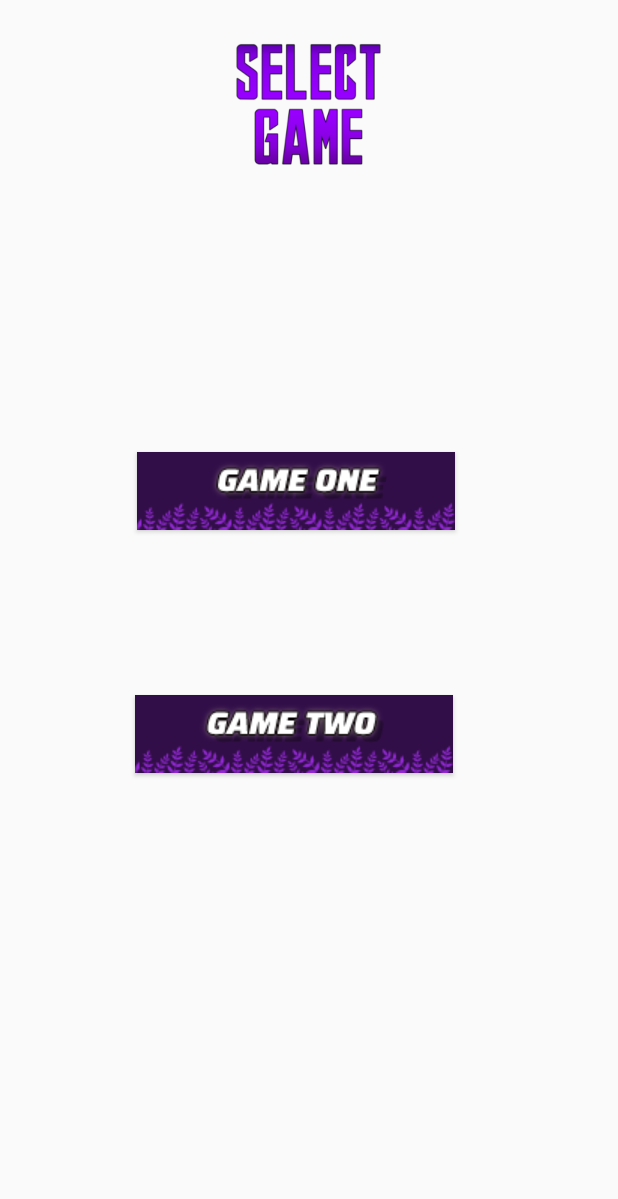
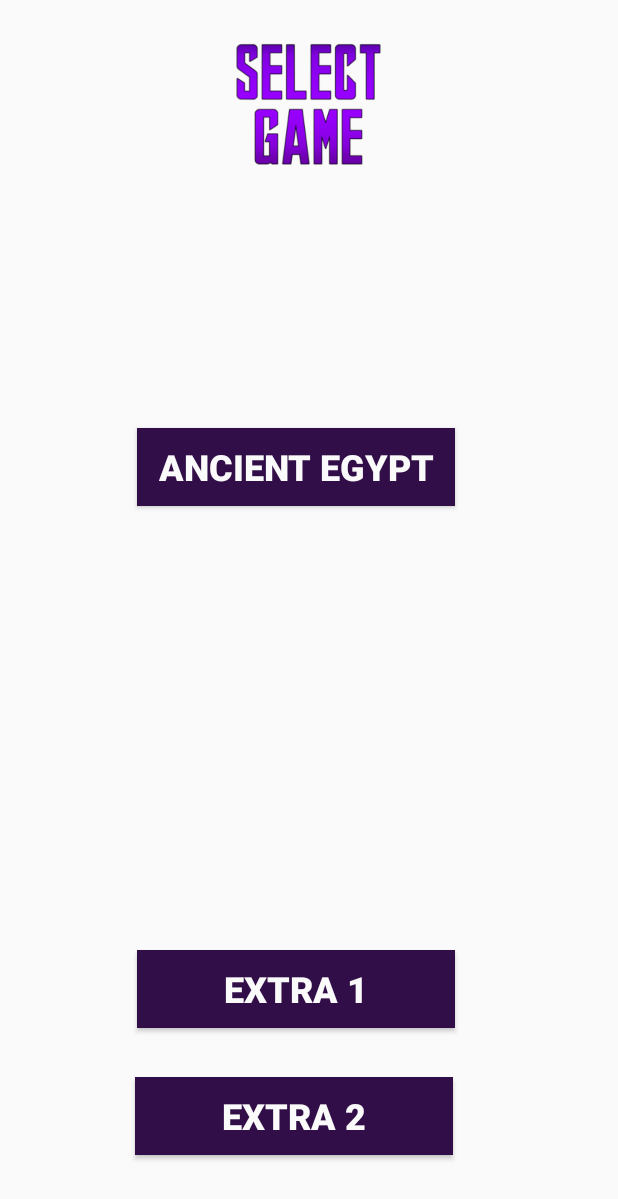
Before and after one commit to tasnimul2/HistoryQuiz, an Android app: the screen it shows after launch (MainActivity), on a phone screen of 412 x 824 dp. Shown: the top 1199 px of the screen. Run offline under Robolectric (Android 15) with nearby library versions, the phone set to English and light mode, and no system bars.

Commit message:
Added AncientEgtpy answer key class

```diff
--- a/app/src/main/java/com/example/historyquiz/MainActivity.java
+++ b/app/src/main/java/com/example/historyquiz/MainActivity.java
@@ -24,8 +24,9 @@ public class MainActivity extends AppCompatActivity  {
     private static ArrayList<String> selectedEvents = new ArrayList<>();
     private Game1 game1Options = new Game1();
     private TextView topTextBarTV, eventShowerTV , timeTV;
-    private Button  game1SelectionBTN, game2SelectionBTN, addToTimelineBTN, skipToNextBTN, submitBTN,showTimelineBTN;
+    private Button  game1SelectionBTN, game2SelectionBTN, addToTimelineBTN, skipToNextBTN,showTimelineBTN;
     private Button nineteenTwentiesBTN,twentynineTo33BTN,nineteenThirtiesBTN,twentyEightTo32BTN;
+    private Button AncientEgyptBTN;
     private static int elementCounter = 0;
     private static int buttonYear;
     private boolean gameOver = false;
@@ -210,16 +211,20 @@ public class MainActivity extends AppCompatActivity  {
         if(visible){
             game1SelectionBTN.setVisibility(View.VISIBLE);
             game2SelectionBTN.setVisibility(View.VISIBLE);
+            AncientEgyptBTN.setVisibility(View.VISIBLE);
             topTextBarTV.setText("");
             game1SelectionBTN.setEnabled(true);
             game2SelectionBTN.setEnabled(true);
+            AncientEgyptBTN.setEnabled(true);
             topImageView.setImageResource(R.drawable.selectgame);
         }
         if(!visible){
             game1SelectionBTN.setVisibility(View.INVISIBLE);
             game2SelectionBTN.setVisibility(View.INVISIBLE);
+            AncientEgyptBTN.setVisibility(View.INVISIBLE);
             game1SelectionBTN.setEnabled(false);
             game2SelectionBTN.setEnabled(false);
+            AncientEgyptBTN.setEnabled(false);
 
         }
 
@@ -270,20 +275,16 @@ public class MainActivity extends AppCompatActivity  {
             showTimelineBTN.setAlpha(1);
             addToTimelineBTN.setVisibility(View.VISIBLE);
             skipToNextBTN.setVisibility(View.VISIBLE);
-            submitBTN.setVisibility(View.VISIBLE);
             showTimelineBTN.setVisibility(View.VISIBLE);
 
             addToTimelineBTN.setEnabled(true);
             skipToNextBTN.setEnabled(true);
-            submitBTN.setEnabled(true);
             showTimelineBTN.setEnabled(true);
-            submitBTN.setEnabled(false);
             clock();
         }
         if(!visible){
             addToTimelineBTN.setVisibility(View.INVISIBLE);
             skipToNextBTN.setVisibility(View.INVISIBLE);
-            submitBTN.setVisibility(View.INVISIBLE);
             showTimelineBTN.setVisibility(View.VISIBLE);
             addToTimelineBTN.setEnabled(false);
             skipToNextBTN.setEnabled(false);
@@ -369,6 +370,10 @@ public class MainActivity extends AppCompatActivity  {
         music.pause();
     }
 
+    public void AncientEgyptOnClick(View view){
+
+    }
+
 
 
 
@@ -395,7 +400,8 @@ public class MainActivity extends AppCompatActivity  {
         game2SelectionBTN =  findViewById(R.id.game2BTN);
         addToTimelineBTN = findViewById(R.id.addToTimelineBTN);
         skipToNextBTN = findViewById(R.id.skipToNextBTN);
-        submitBTN = findViewById(R.id.submitBTN);
+        AncientEgyptBTN = findViewById(R.id.AncientEgyptBTN);
+
         showTimelineBTN = findViewById(R.id.showTimelineBTN);
         //Text View initializations
         topTextBarTV = findViewById(R.id.topTextBarTV);
--- a/app/src/main/res/layout/activity_main.xml
+++ b/app/src/main/res/layout/activity_main.xml
@@ -106,8 +106,9 @@
         android:layout_width="212dp"
         android:layout_height="52dp"
         android:alpha="1"
-        android:background="@drawable/gameonecenter"
+        android:background="#320E48"
         android:onClick="gameOneOnClick"
+        android:text="Extra 1"
         android:textColor="#FAFAFA"
         android:textSize="24sp"
         android:textStyle="bold"
@@ -116,15 +117,34 @@
         app:layout_constraintHorizontal_bias="0.457"
         app:layout_constraintStart_toStartOf="parent"
         app:layout_constraintTop_toTopOf="parent"
-        app:layout_constraintVertical_bias="0.39" />
+        app:layout_constraintVertical_bias="0.82" />
+
+    <Button
+        android:id="@+id/AncientEgyptBTN"
+        android:layout_width="212dp"
+        android:layout_height="52dp"
+        android:alpha="1"
+        android:background="#320E48"
+        android:onClick="AncientEgyptOnClick"
+        android:text="Ancient Egypt"
+        android:textColor="#FAFAFA"
+        android:textSize="24sp"
+        android:textStyle="bold"
+        app:layout_constraintBottom_toBottomOf="parent"
+        app:layout_constraintEnd_toEndOf="parent"
+        app:layout_constraintHorizontal_bias="0.457"
+        app:layout_constraintStart_toStartOf="parent"
+        app:layout_constraintTop_toTopOf="parent"
+        app:layout_constraintVertical_bias="0.37" />
 
     <Button
         android:id="@+id/game2BTN"
         android:layout_width="212dp"
         android:layout_height="52dp"
         android:alpha="1"
-        android:background="@drawable/gametwocenter"
+        android:background="#320E48"
         android:onClick="gameTwoOnClick"
+        android:text="Extra 2"
         android:textColor="#FAFAFA"
         android:textSize="24sp"
         android:textStyle="bold"
@@ -133,7 +153,7 @@
         app:layout_constraintHorizontal_bias="0.45"
         app:layout_constraintStart_toStartOf="parent"
         app:layout_constraintTop_toTopOf="parent"
-        app:layout_constraintVertical_bias="0.6" />
+        app:layout_constraintVertical_bias="0.93" />
 
     <TextView
         android:id="@+id/EventShowerTV"
@@ -186,21 +206,6 @@
         app:layout_constraintVertical_bias="0.809" />
 
     <Button
-        android:id="@+id/submitBTN"
-        android:layout_width="117dp"
-        android:layout_height="54dp"
-        android:alpha="0"
-        android:background="#FF9800"
-        android:onClick="submitOnClick"
-        android:text="SUBMIT"
-        app:layout_constraintBottom_toBottomOf="parent"
-        app:layout_constraintEnd_toEndOf="parent"
-        app:layout_constraintHorizontal_bias="0.214"
-        app:layout_constraintStart_toStartOf="parent"
-        app:layout_constraintTop_toTopOf="parent"
-        app:layout_constraintVertical_bias="0.94" />
-
-    <Button
         android:id="@+id/showTimelineBTN"
         android:layout_width="129dp"
         android:layout_height="54dp"
```
Also changed, not shown: app/src/main/java/com/example/historyquiz/AncientEgypt.java (added, +81 -0 lines).
